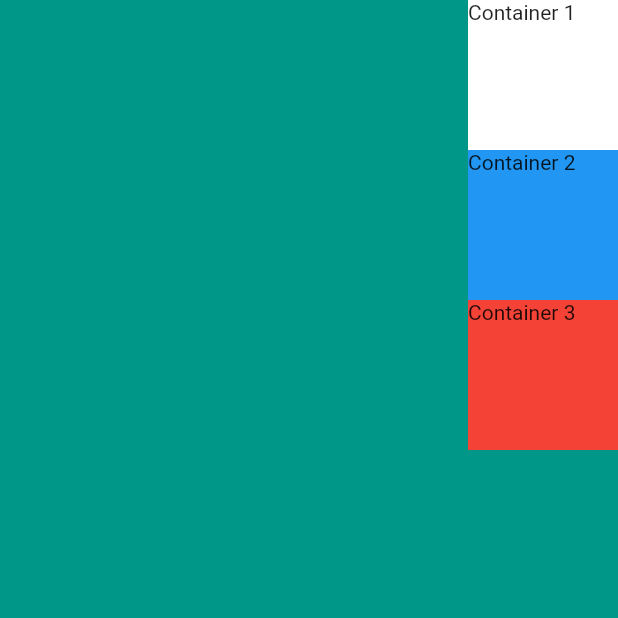
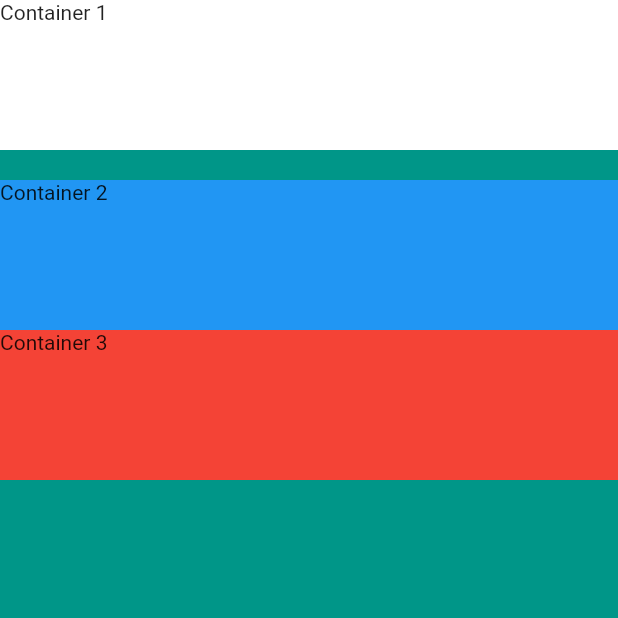
Before and after one commit to korca0220/Flutter_project, a Flutter app: the screen it shows after launch, on a phone screen of 412 x 824 dp, the top half of it. Run offline on Flutter 3.47's test engine with Material 2 defaults, Android fonts, the phone set to English and light mode, and no system bars; our stand-ins replace sqflite; accounts and stored records are empty.

Commit message:
CrossAxisAlignment:stretch, 컨테이너 행 사이사이 공간넣기 (SizedBox) https://github.com/korca0220/Flutter_project/issues/12

```diff
--- a/mi_card_flutter/lib/main.dart
+++ b/mi_card_flutter/lib/main.dart
@@ -14,8 +14,10 @@ class MyApp extends StatelessWidget {
             child: Column(
           // 위아래로 정렬 ( ex) 전체를 꽉차게하고 가운데 사이에 정렬)
           // mainAxisAlignment: MainAxisAlignment.spaceBetween,
+
           // 어느 자식 기준으로 방향 정렬할지 ( ex) 가장 긴 자식의 끝부분에 정렬)
-          crossAxisAlignment: CrossAxisAlignment.end,
+          crossAxisAlignment: CrossAxisAlignment.stretch,
+
           // 시작 하는 부분 설정
           // verticalDirection: VerticalDirection.up,
           children: <Widget>[
@@ -24,6 +26,9 @@ class MyApp extends StatelessWidget {
               width: 100,
               color: Colors.white,
               child: Text('Container 1'),
+            ),
+            SizedBox(
+              height: 20,
             ),
             Container(
               height: 100,
```
